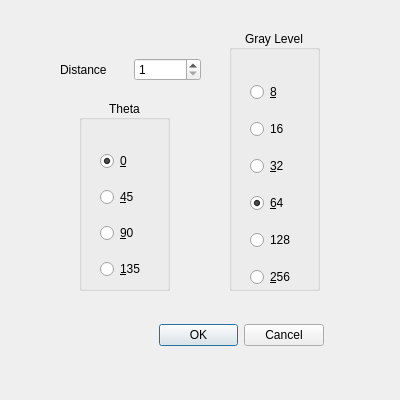
Qt form dialogglcm.ui (hubutui/MachineLearning) before a commit.
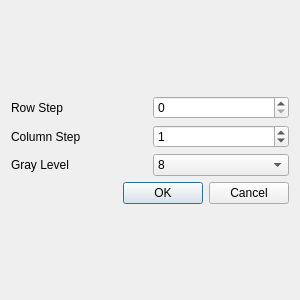
The same form after that commit.

Commit message:
修改了 GLCM 的设置对话框的设计
直接从用户接受 x, y 方向的步长和灰度级，
避免使用 theta 和 distance 的转换计算以及
意义不明．当然，这样子也就不会限定只能算 0,
45, 90, 135 等少数几个角度的了．
其中的 rowStep 和 colStep 的取值范围也要根据
grayLevel 的取值动态的确定，所以也写了相应的
槽函数来处理．最后，sendData 信号传出来的参数和
类型恰好还是和原来一样，只是为了更加容易阅读，
修改了参数的名称．

Patch:
```diff
--- a/dialogglcm.ui
+++ b/dialogglcm.ui
@@ -6,8 +6,8 @@
    <rect>
     <x>0</x>
     <y>0</y>
-    <width>400</width>
-    <height>400</height>
+    <width>300</width>
+    <height>300</height>
    </rect>
   </property>
   <property name="sizePolicy">
@@ -18,8 +18,8 @@
   </property>
   <property name="minimumSize">
    <size>
-    <width>400</width>
-    <height>400</height>
+    <width>300</width>
+    <height>300</height>
    </size>
   </property>
   <property name="cursor">
@@ -31,183 +31,117 @@
   <property name="sizeGripEnabled">
    <bool>false</bool>
   </property>
-  <widget class="QDialogButtonBox" name="buttonBox">
-   <property name="geometry">
-    <rect>
-     <x>159</x>
-     <y>320</y>
-     <width>165</width>
-     <height>31</height>
-    </rect>
-   </property>
-   <property name="orientation">
-    <enum>Qt::Horizontal</enum>
-   </property>
-   <property name="standardButtons">
-    <set>QDialogButtonBox::Cancel|QDialogButtonBox::Ok</set>
-   </property>
-  </widget>
-  <widget class="QGroupBox" name="groupBox">
-   <property name="geometry">
-    <rect>
-     <x>79</x>
-     <y>100</y>
-     <width>91</width>
-     <height>191</height>
-    </rect>
-   </property>
-   <property name="title">
-    <string>Theta</string>
-   </property>
-   <property name="alignment">
-    <set>Qt::AlignCenter</set>
-   </property>
-   <widget class="QWidget" name="">
-    <property name="geometry">
-     <rect>
-      <x>21</x>
-      <y>41</y>
-      <width>60</width>
-      <height>152</height>
-     </rect>
-    </property>
     <layout class="QVBoxLayout" name="verticalLayout_2">
      <item>
-      <widget class="QRadioButton" name="radioButtonD0">
-       <property name="text">
-        <string>&amp;0</string>
-       </property>
-       <property name="checked">
-        <bool>true</bool>
-       </property>
-      </widget>
-     </item>
-     <item>
-      <widget class="QRadioButton" name="radioButtonD45">
-       <property name="text">
-        <string>&amp;45</string>
-       </property>
-      </widget>
-     </item>
-     <item>
-      <widget class="QRadioButton" name="radioButtonD90">
-       <property name="text">
-        <string>&amp;90</string>
-       </property>
-      </widget>
-     </item>
-     <item>
-      <widget class="QRadioButton" name="radioButtonD135">
-       <property name="text">
-        <string>&amp;135</string>
-       </property>
-      </widget>
-     </item>
-    </layout>
-   </widget>
-  </widget>
-  <widget class="QGroupBox" name="groupBox_2">
-   <property name="geometry">
-    <rect>
-     <x>229</x>
-     <y>30</y>
-     <width>91</width>
-     <height>261</height>
-    </rect>
-   </property>
-   <property name="title">
-    <string>Gray Level</string>
-   </property>
-   <property name="alignment">
-    <set>Qt::AlignCenter</set>
-   </property>
-   <widget class="QWidget" name="">
-    <property name="geometry">
-     <rect>
-      <x>21</x>
-      <y>41</y>
-      <width>60</width>
-      <height>230</height>
-     </rect>
-    </property>
     <layout class="QVBoxLayout" name="verticalLayout">
      <item>
-      <widget class="QRadioButton" name="radioButtonL8">
+      <layout class="QGridLayout" name="gridLayout">
+       <item row="0" column="0">
+        <widget class="QLabel" name="labelRowStep">
        <property name="text">
-        <string>&amp;8</string>
+          <string>Row Step</string>
        </property>
       </widget>
      </item>
+       <item row="2" column="1">
+        <widget class="QComboBox" name="comboBoxGrayLevel">
+         <property name="currentIndex">
+          <number>2</number>
+         </property>
+         <property name="maxCount">
+          <number>8</number>
+         </property>
+         <property name="insertPolicy">
+          <enum>QComboBox::NoInsert</enum>
+         </property>
      <item>
-      <widget class="QRadioButton" name="radioButtonL16">
+          <property name="text">
+           <string>2</string>
+          </property>
+         </item>
+         <item>
+          <property name="text">
+           <string>4</string>
+          </property>
+         </item>
+         <item>
+          <property name="text">
+           <string>8</string>
+          </property>
+         </item>
+         <item>
        <property name="text">
         <string>16</string>
        </property>
-      </widget>
      </item>
      <item>
-      <widget class="QRadioButton" name="radioButtonL32">
        <property name="text">
-        <string>&amp;32</string>
-       </property>
-      </widget>
+           <string>32</string>
+          </property>
      </item>
      <item>
-      <widget class="QRadioButton" name="radioButtonL64">
        <property name="text">
-        <string>&amp;64</string>
-       </property>
-       <property name="checked">
-        <bool>true</bool>
-       </property>
-      </widget>
+           <string>64</string>
+          </property>
      </item>
      <item>
-      <widget class="QRadioButton" name="radioButtonL128">
        <property name="text">
         <string>128</string>
        </property>
-      </widget>
      </item>
      <item>
-      <widget class="QRadioButton" name="radioButtonL256">
        <property name="text">
-        <string>&amp;256</string>
-       </property>
-      </widget>
-     </item>
-    </layout>
-   </widget>
-  </widget>
-  <widget class="QWidget" name="">
-   <property name="geometry">
-    <rect>
-     <x>60</x>
-     <y>51</y>
-     <width>141</width>
-     <height>38</height>
-    </rect>
-   </property>
-   <layout class="QHBoxLayout" name="horizontalLayout">
-    <item>
-     <widget class="QLabel" name="labelDistance">
+           <string>256</string>
+          </property>
+         </item>
+        </widget>
+       </item>
+       <item row="2" column="0">
+        <widget class="QLabel" name="labelGrayLevel">
       <property name="text">
-       <string>Distance</string>
+          <string>Gray Level</string>
       </property>
      </widget>
     </item>
-    <item>
-     <widget class="QSpinBox" name="spinBoxDistance">
-      <property name="minimum">
+       <item row="1" column="1">
+        <widget class="QSpinBox" name="spinBoxColStep">
+         <property name="maximum">
+          <number>8</number>
+         </property>
+         <property name="value">
        <number>1</number>
       </property>
+        </widget>
+       </item>
+       <item row="0" column="1">
+        <widget class="QSpinBox" name="spinBoxRowStep">
       <property name="maximum">
-       <number>24</number>
+          <number>8</number>
       </property>
      </widget>
     </item>
-   </layout>
-  </widget>
+       <item row="1" column="0">
+        <widget class="QLabel" name="labelColStep">
+         <property name="text">
+          <string>Column Step</string>
+         </property>
+        </widget>
+       </item>
+      </layout>
+     </item>
+     <item>
+      <widget class="QDialogButtonBox" name="buttonBox">
+       <property name="orientation">
+        <enum>Qt::Horizontal</enum>
+       </property>
+       <property name="standardButtons">
+        <set>QDialogButtonBox::Cancel|QDialogButtonBox::Ok</set>
+       </property>
+      </widget>
+     </item>
+    </layout>
+   </item>
+  </layout>
  </widget>
  <resources/>
  <connections>
```
Lines whose indentation alone changed are shown as unchanged. The commit also changes 2 other files.
